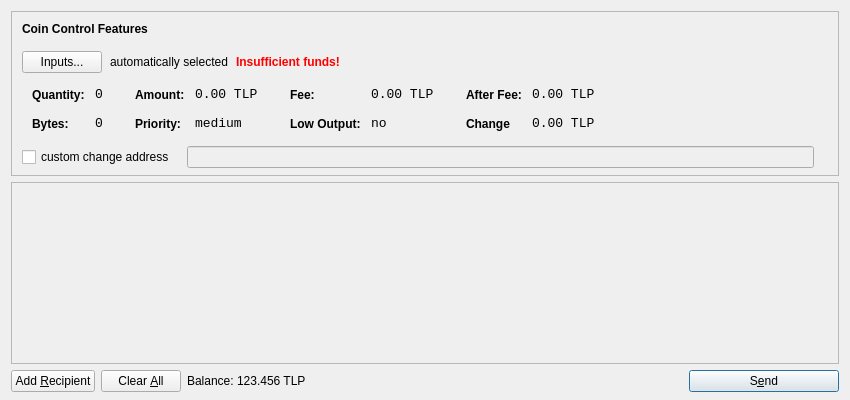
yx79/poscoin, file src/qt/forms/sendcoinsdialog.ui: the form before one commit.
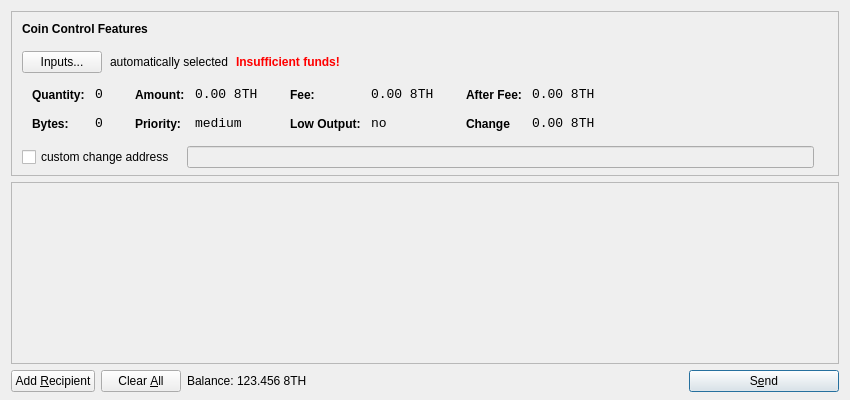
The form after the commit. Icons and pictures are not drawn.

What changed in the file:
```diff
--- a/src/qt/forms/sendcoinsdialog.ui
+++ b/src/qt/forms/sendcoinsdialog.ui
@@ -321,7 +321,7 @@
                   <enum>Qt::ActionsContextMenu</enum>
                  </property>
                  <property name="text">
-                  <string>0.00 TLP</string>
+                  <string>0.00 8TH</string>
                  </property>
                  <property name="textInteractionFlags">
                   <set>Qt::LinksAccessibleByMouse|Qt::TextSelectableByKeyboard|Qt::TextSelectableByMouse</set>
@@ -407,7 +407,7 @@
                   <enum>Qt::ActionsContextMenu</enum>
                  </property>
                  <property name="text">
-                  <string>0.00 TLP</string>
+                  <string>0.00 8TH</string>
                  </property>
                  <property name="textInteractionFlags">
                   <set>Qt::LinksAccessibleByMouse|Qt::TextSelectableByKeyboard|Qt::TextSelectableByMouse</set>
@@ -493,7 +493,7 @@
                   <enum>Qt::ActionsContextMenu</enum>
                  </property>
                  <property name="text">
-                  <string>0.00 TLP</string>
+                  <string>0.00 8TH</string>
                  </property>
                  <property name="textInteractionFlags">
                   <set>Qt::LinksAccessibleByMouse|Qt::TextSelectableByKeyboard|Qt::TextSelectableByMouse</set>
@@ -525,7 +525,7 @@
                   <enum>Qt::ActionsContextMenu</enum>
                  </property>
                  <property name="text">
-                  <string>0.00 TLP</string>
+                  <string>0.00 8TH</string>
                  </property>
                  <property name="textInteractionFlags">
                   <set>Qt::LinksAccessibleByMouse|Qt::TextSelectableByKeyboard|Qt::TextSelectableByMouse</set>
@@ -732,7 +732,7 @@
           <cursorShape>IBeamCursor</cursorShape>
          </property>
          <property name="text">
-          <string>123.456 TLP</string>
+          <string>123.456 8TH</string>
          </property>
          <property name="textInteractionFlags">
           <set>Qt::LinksAccessibleByMouse|Qt::TextSelectableByKeyboard|Qt::TextSelectableByMouse</set>
```
